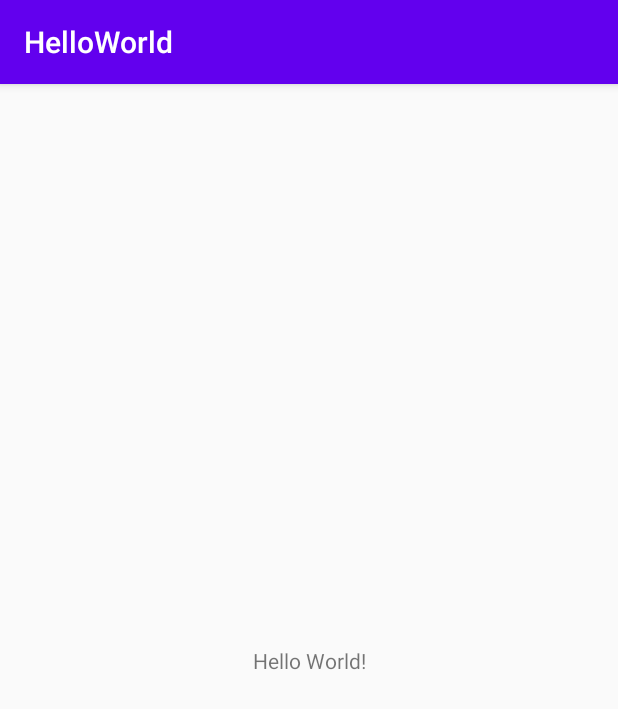
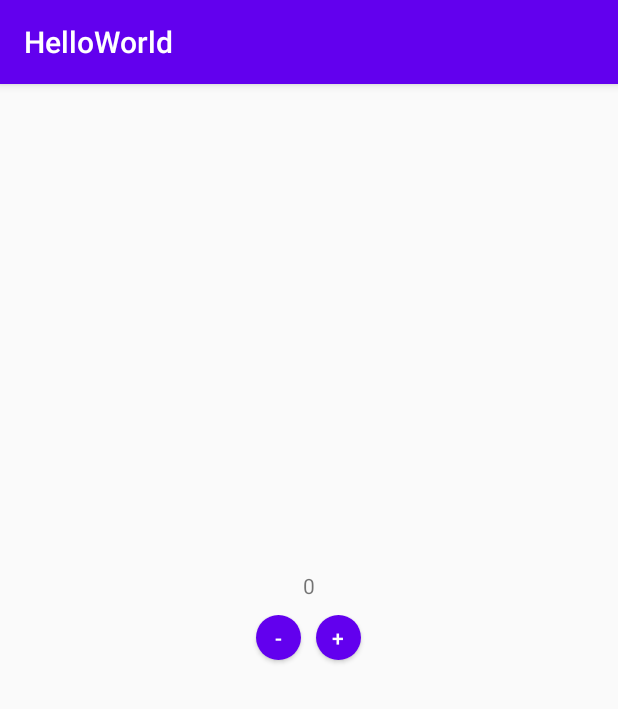
Before and after one commit to irfanazizalamin/learn-tktpl-1706039364, an Android app: the screen it shows after launch (MainActivity), on a phone screen of 412 x 824 dp. Shown: the top 709 px of the screen. Run offline under Robolectric (Android 15) with nearby library versions, the phone set to English and light mode, and no system bars; libraries missing offline, so code that uses them is left out: id.ac.ui.

```diff
--- a/app/build.gradle
+++ b/app/build.gradle
@@ -33,5 +33,7 @@ dependencies {
     testImplementation 'junit:junit:4.12'
     androidTestImplementation 'androidx.test.ext:junit:1.1.2'
     androidTestImplementation 'androidx.test.espresso:espresso-core:3.3.0'
+    androidTestImplementation 'androidx.test:runner:1.1.0'
+    androidTestImplementation 'androidx.test:rules:1.1.0'
 
 }
--- /dev/null
+++ b/app/src/main/res/drawable/btn_round.xml
@@ -0,0 +1,5 @@
+<?xml version="1.0" encoding="utf-8"?>
+<shape android:shape="oval" xmlns:android="http://schemas.android.com/apk/res/android">
+    <size android:height="50sp" android:width="50sp" />
+    <solid android:color="@color/colorPrimary" />
+</shape>
--- a/app/src/main/res/layout/activity_main.xml
+++ b/app/src/main/res/layout/activity_main.xml
@@ -1,18 +1,56 @@
 <?xml version="1.0" encoding="utf-8"?>
-<androidx.constraintlayout.widget.ConstraintLayout xmlns:android="http://schemas.android.com/apk/res/android"
+<LinearLayout xmlns:android="http://schemas.android.com/apk/res/android"
     xmlns:app="http://schemas.android.com/apk/res-auto"
     xmlns:tools="http://schemas.android.com/tools"
+    android:id="@+id/main"
     android:layout_width="match_parent"
-    android:layout_height="match_parent"
+    android:layout_height="wrap_content"
+    android:layout_gravity="center"
+    android:orientation="vertical"
     tools:context=".MainActivity">
 
     <TextView
-        android:layout_width="wrap_content"
+        android:id="@+id/value"
+        android:layout_width="match_parent"
         android:layout_height="wrap_content"
-        android:text="Hello World!"
-        app:layout_constraintBottom_toBottomOf="parent"
-        app:layout_constraintLeft_toLeftOf="parent"
-        app:layout_constraintRight_toRightOf="parent"
-        app:layout_constraintTop_toTopOf="parent" />
+        android:gravity="center"
+        android:text="0" />
 
-</androidx.constraintlayout.widget.ConstraintLayout>
+    <LinearLayout
+        android:layout_width="match_parent"
+        android:layout_height="match_parent"
+        android:layout_marginTop="10dp"
+        android:gravity="center"
+        android:orientation="horizontal">
+
+        <Button
+            android:id="@+id/buttonMinus"
+            android:layout_width="30dp"
+            android:layout_height="30dp"
+            android:layout_gravity="center_horizontal"
+            android:layout_marginRight="10dp"
+            android:background="@drawable/btn_round"
+            android:text="-"
+            android:textColor="#FFFFFF" />
+
+        <Button
+            android:id="@+id/buttonPlus"
+            android:layout_width="30dp"
+            android:layout_height="30dp"
+            android:layout_gravity="center_horizontal"
+            android:layout_marginTop="40dp"
+            android:background="@drawable/btn_round"
+            android:text="+"
+            android:textColor="#FFFFFF" />
+
+    </LinearLayout>
+
+    <TextView
+        android:id="@+id/information"
+        android:layout_width="match_parent"
+        android:layout_height="wrap_content"
+        android:gravity="center"
+        tools:text="Info here" />
+
+
+</LinearLayout>
```
Also changed, not shown: app/src/main/java/id/ac/ui/cs/mobileprogramming/irfanazizalamin/helloworld/MainActivity.kt (+32 -0 lines), 3 other files.
